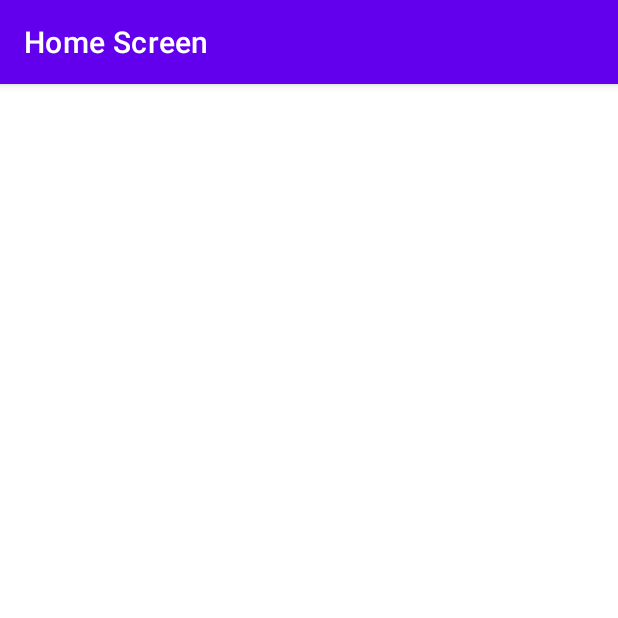
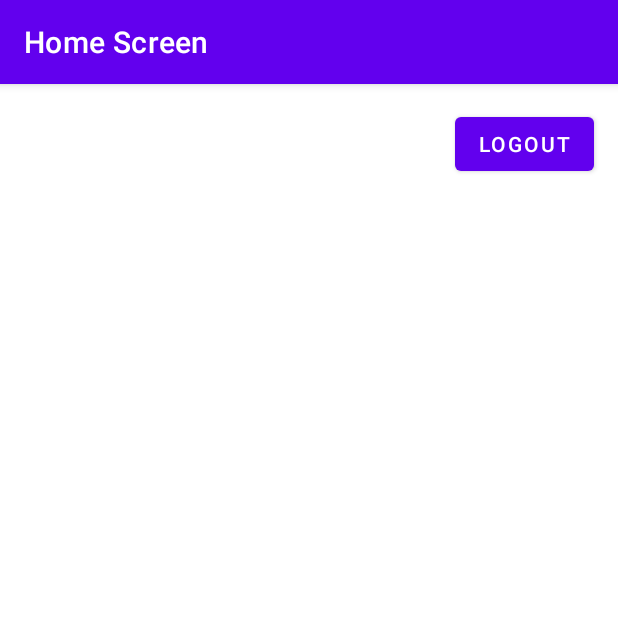
Before and after one commit to YashwardhanChavan/Firebase-Demo, an Android app: the HomeActivity screen opened directly, with no data from a screen before it, on a phone screen of 412 x 824 dp, the top half of it. Run offline under Robolectric (Android 15) with nearby library versions, the phone set to English and light mode, and no system bars; our stand-ins replace Firebase (no records; nobody signed in at launch, a user with empty details on screens opened directly).

Commit message:
Firebase authentication demo.

```diff
--- a/app/src/main/java/com/example/firebasedemo/HomeActivity.java
+++ b/app/src/main/java/com/example/firebasedemo/HomeActivity.java
@@ -2,14 +2,33 @@ package com.example.firebasedemo;
 
 import androidx.appcompat.app.AppCompatActivity;
 
+import android.content.Intent;
 import android.os.Bundle;
+import android.view.View;
+import android.widget.Button;
+import android.widget.Toast;
+
+import com.google.firebase.auth.FirebaseAuth;
 
 public class HomeActivity extends AppCompatActivity {
+    private Button mButtonLogout;
+    private FirebaseAuth auth;
 
     @Override
     protected void onCreate(Bundle savedInstanceState) {
         super.onCreate(savedInstanceState);
         setContentView(R.layout.activity_home);
         setTitle("Home Screen");
+        auth = FirebaseAuth.getInstance();
+        mButtonLogout = findViewById(R.id.button_logout);
+        mButtonLogout.setOnClickListener(new View.OnClickListener() {
+            @Override
+            public void onClick(View v) {
+                FirebaseAuth.getInstance().signOut();
+                Toast.makeText(HomeActivity.this, "Logging out", Toast.LENGTH_SHORT).show();
+                startActivity(new Intent(HomeActivity.this, MainActivity.class));
+                finish();
+            }
+        });
     }
 }
--- a/app/src/main/res/layout/activity_home.xml
+++ b/app/src/main/res/layout/activity_home.xml
@@ -6,4 +6,13 @@
     android:layout_height="match_parent"
     tools:context=".HomeActivity">
 
+    <Button
+        android:id="@+id/button_logout"
+        android:layout_width="wrap_content"
+        android:layout_height="wrap_content"
+        android:layout_marginTop="16dp"
+        android:layout_marginEnd="16dp"
+        android:text="@string/logout"
+        app:layout_constraintEnd_toEndOf="parent"
+        app:layout_constraintTop_toTopOf="parent" />
 </androidx.constraintlayout.widget.ConstraintLayout>
--- a/app/src/main/res/values/strings.xml
+++ b/app/src/main/res/values/strings.xml
@@ -9,4 +9,5 @@
     <string name="password1">Password</string>
     <string name="password">Password</string>
     <string name="login">Login</string>
+    <string name="logout">Logout</string>
 </resources>
```
Also changed, not shown: app/src/main/java/com/example/firebasedemo/LoginActivity.java (+9 -0 lines).
